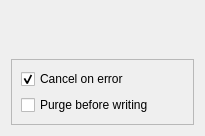
First picture: the form in spine_items/merger/ui/merger_properties.ui, repository spine-tools/spine-items, before the edit.
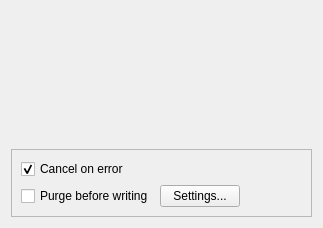
Second picture: the form after the edit.

The edit to the form file:
```diff
--- a/spine_items/merger/ui/merger_properties.ui
+++ b/spine_items/merger/ui/merger_properties.ui
@@ -18,8 +18,8 @@
    <rect>
     <x>0</x>
     <y>0</y>
-    <width>205</width>
-    <height>136</height>
+    <width>323</width>
+    <height>228</height>
    </rect>
   </property>
   <property name="windowTitle">
@@ -62,11 +62,38 @@
        </widget>
       </item>
       <item>
+       <layout class="QHBoxLayout" name="horizontalLayout">
+        <item>
        <widget class="QCheckBox" name="checkBox_purge_before_writing">
         <property name="text">
          <string>Purge before writing</string>
         </property>
        </widget>
+        </item>
+        <item>
+         <widget class="QPushButton" name="purge_settings_button">
+          <property name="toolTip">
+           <string>Choose what database items to purge.</string>
+          </property>
+          <property name="text">
+           <string>Settings...</string>
+          </property>
+         </widget>
+        </item>
+        <item>
+         <spacer name="horizontalSpacer">
+          <property name="orientation">
+           <enum>Qt::Horizontal</enum>
+          </property>
+          <property name="sizeHint" stdset="0">
+           <size>
+            <width>40</width>
+            <height>20</height>
+           </size>
+          </property>
+         </spacer>
+        </item>
+       </layout>
       </item>
      </layout>
     </widget>
```
Lines whose indentation alone changed are shown as unchanged.
